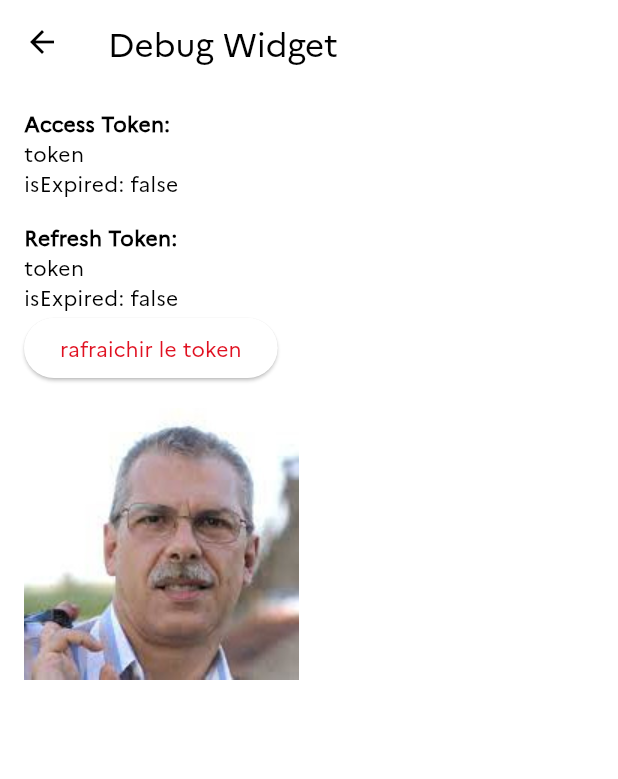
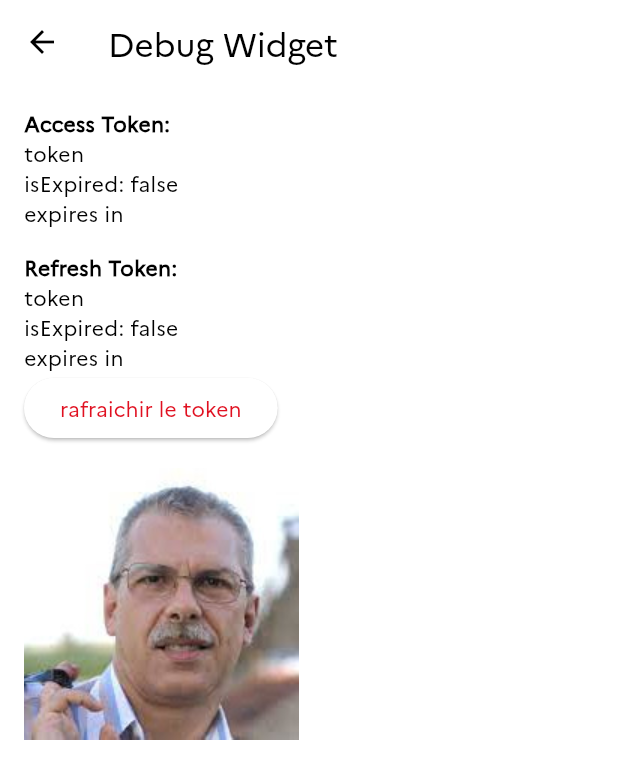
Before and after one commit to PlsJustDoIt/ru_project, a Flutter app: the DebugWidget screen opened directly, on a phone screen of 412 x 824 dp. Shown: the top 779 px of the screen. Run offline on Flutter 3.47's test engine with Material 3 defaults, Android fonts, the phone set to English and light mode, and no system bars; our stand-ins replace dio, flutter_animate, flutter_secure_storage, image_picker, jwt_decoder, liquid_swipe and 3 more; missing offline and left inert: duration; accounts and stored records are empty.

Commit message:
feat: add duration package and display token expiration time in debug widget

```diff
--- a/flutter/lib/widgets/debug_widget.dart
+++ b/flutter/lib/widgets/debug_widget.dart
@@ -4,6 +4,7 @@ import 'package:provider/provider.dart';
 import 'package:ru_project/services/api_service.dart';
 import 'package:ru_project/services/logger.dart';
 import 'package:ru_project/services/secure_storage.dart';
+import 'package:duration/duration.dart';
 
 class DebugWidget extends StatefulWidget {
   @override
@@ -44,11 +45,15 @@ class _DebugWidgetState extends State<DebugWidget> {
                     style: TextStyle(fontWeight: FontWeight.bold)),
                 SelectableText(accessToken ?? 'No Access Token'),
                 Text('isExpired: ${JwtDecoder.isExpired(accessToken ?? '')}'),
+                Text(
+                    'expires in ${prettyDuration(JwtDecoder.getRemainingTime(accessToken ?? ''))}'),
                 SizedBox(height: 16),
                 Text('Refresh Token:',
                     style: TextStyle(fontWeight: FontWeight.bold)),
                 SelectableText(refreshToken ?? 'No Refresh Token'),
                 Text('isExpired: ${JwtDecoder.isExpired(refreshToken ?? '')}'),
+                Text(
+                    'expires in ${prettyDuration(JwtDecoder.getRemainingTime(refreshToken ?? ''))}'),
                 ElevatedButton(
                     onPressed: refreshTokent,
                     child: Text('rafraichir le token')),
--- a/flutter/pubspec.yaml
+++ b/flutter/pubspec.yaml
@@ -59,6 +59,7 @@ dependencies:
   open_filex: ^4.6.0
   flutter_chat_core: ^0.0.2
   liquid_swipe: ^3.1.0
+  duration: ^4.0.3
   flutter_localizations:
     sdk: flutter
 
```
Also changed, not shown: flutter/pubspec.lock.
